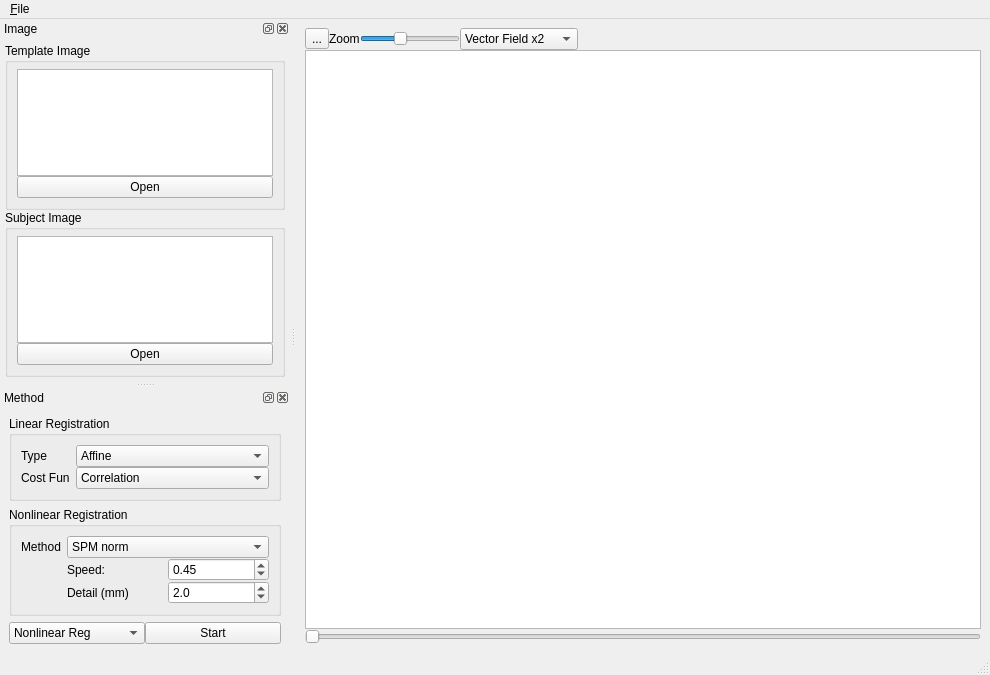
This is regtoolbox.ui in frankyeh/DSI-Studio as Qt 5 draws it before an edit. The edited form follows.
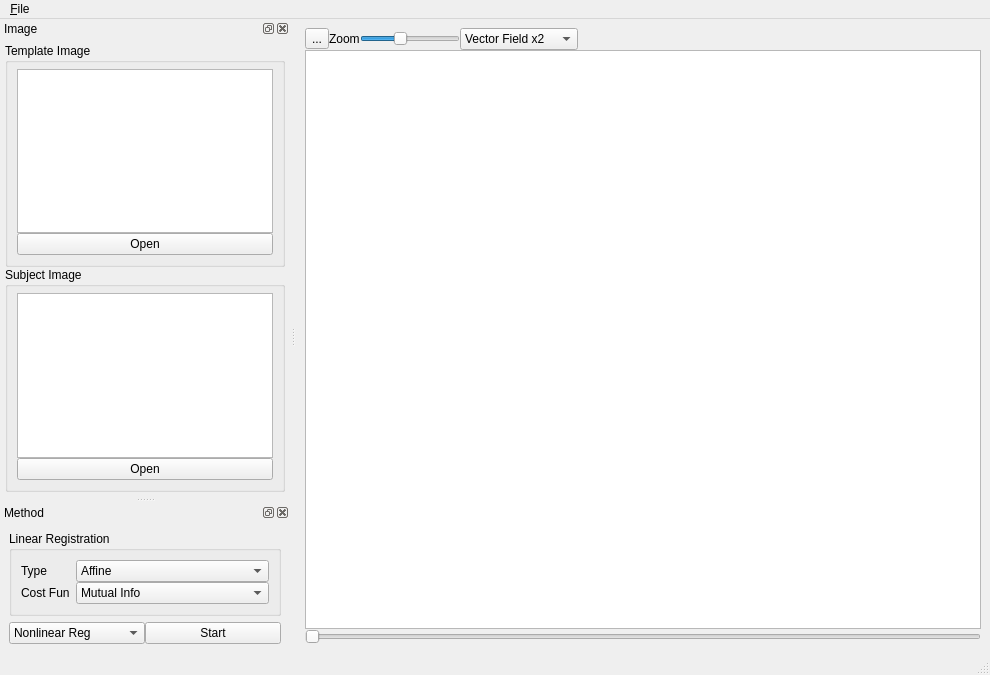
This is the edited form. Icons and pictures are not drawn.

Commit message: updare regtoolbox

Patch:
```diff
--- a/regtoolbox.ui
+++ b/regtoolbox.ui
@@ -284,6 +284,9 @@
         </item>
         <item row="1" column="1">
          <widget class="QComboBox" name="cost_func">
+          <property name="currentIndex">
+           <number>1</number>
+          </property>
           <item>
            <property name="text">
             <string>Correlation</string>
@@ -299,99 +302,6 @@
        </layout>
       </widget>
      </item>
-     <item>
-      <widget class="QGroupBox" name="groupBox_4">
-       <property name="title">
-        <string>Nonlinear Registration</string>
-       </property>
-       <layout class="QFormLayout" name="formLayout_2">
-        <property name="verticalSpacing">
-         <number>0</number>
-        </property>
-        <item row="0" column="0">
-         <widget class="QLabel" name="label_11">
-          <property name="text">
-           <string>Method</string>
-          </property>
-         </widget>
-        </item>
-        <item row="0" column="1">
-         <widget class="QComboBox" name="comboBox">
-          <item>
-           <property name="text">
-            <string>SPM norm</string>
-           </property>
-          </item>
-          <item>
-           <property name="text">
-            <string>DMDM</string>
-           </property>
-          </item>
-         </widget>
-        </item>
-        <item row="1" column="1">
-         <layout class="QHBoxLayout" name="horizontalLayout_5">
-          <item>
-           <widget class="QLabel" name="label_7">
-            <property name="text">
-             <string>Speed:</string>
-            </property>
-           </widget>
-          </item>
-          <item>
-           <widget class="QDoubleSpinBox" name="speed">
-            <property name="decimals">
-             <number>2</number>
-            </property>
-            <property name="minimum">
-             <double>0.000000000000000</double>
-            </property>
-            <property name="maximum">
-             <double>3.000000000000000</double>
-            </property>
-            <property name="singleStep">
-             <double>0.010000000000000</double>
-            </property>
-            <property name="value">
-             <double>0.450000000000000</double>
-            </property>
-           </widget>
-          </item>
-         </layout>
-        </item>
-        <item row="2" column="1">
-         <layout class="QHBoxLayout" name="horizontalLayout_8">
-          <item>
-           <widget class="QLabel" name="label_8">
-            <property name="text">
-             <string>Detail (mm)</string>
-            </property>
-           </widget>
-          </item>
-          <item>
-           <widget class="QDoubleSpinBox" name="resolution">
-            <property name="decimals">
-             <number>1</number>
-            </property>
-            <property name="minimum">
-             <double>0.500000000000000</double>
-            </property>
-            <property name="maximum">
-             <double>10.000000000000000</double>
-            </property>
-            <property name="singleStep">
-             <double>0.500000000000000</double>
-            </property>
-            <property name="value">
-             <double>2.000000000000000</double>
-            </property>
-           </widget>
-          </item>
-         </layout>
-        </item>
-       </layout>
-      </widget>
-     </item>
      <item>
       <layout class="QHBoxLayout" name="horizontalLayout_2">
        <property name="spacing">
```
Left out of the diff: 2 changed lines with no effect on the pictures. The commit also changes 1 other file.
